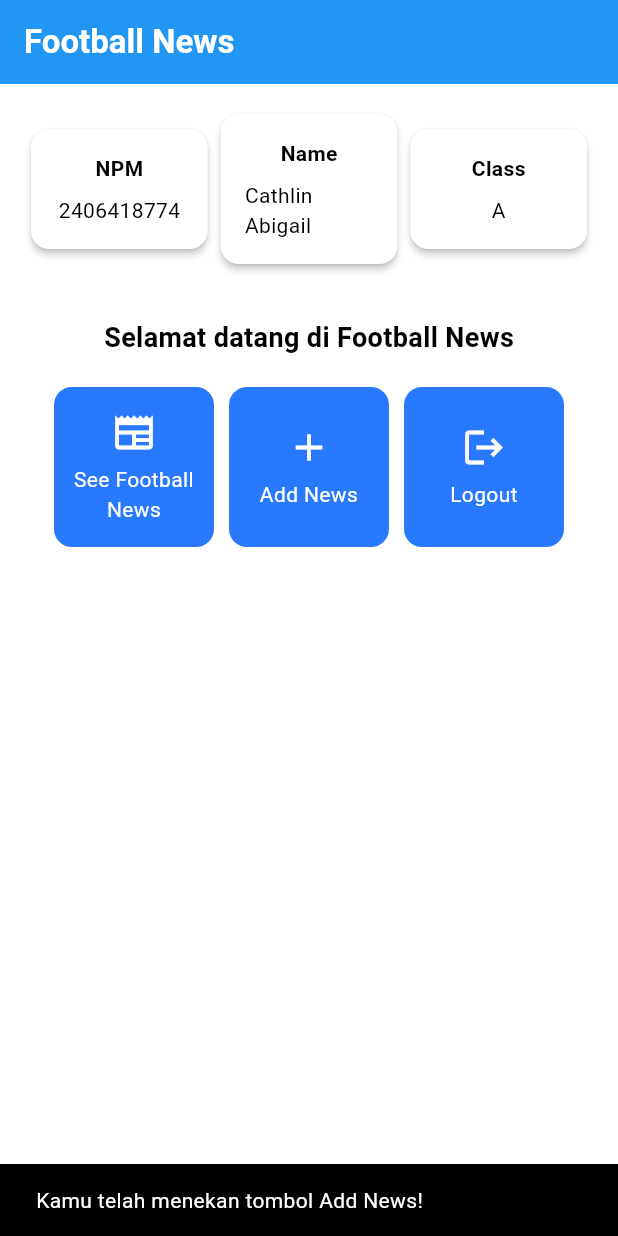
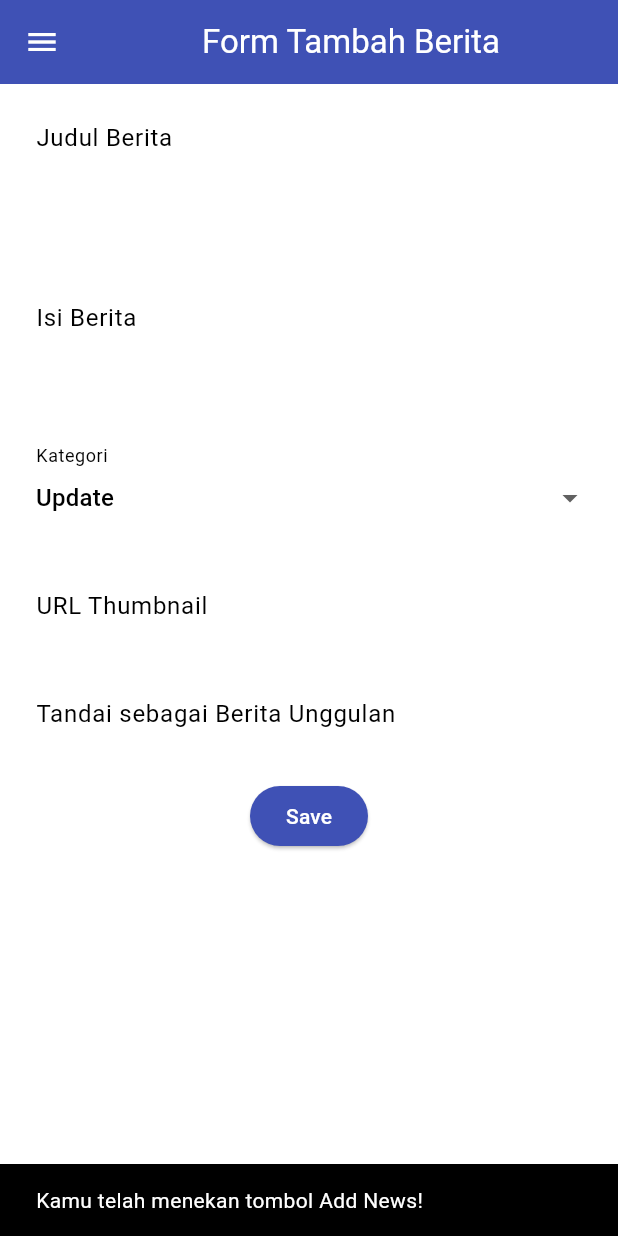
Before and after one commit to ylbafle/football-news-mobile, a Flutter app: the MyHomePage screen opened directly, after a tap on "Add News", on a phone screen of 412 x 824 dp. Run offline on Flutter 3.47's test engine with Material 3 defaults, Android fonts, the phone set to English and light mode, and no system bars.

Commit message:
Tutorial 7 Done

```diff
--- a/lib/main.dart
+++ b/lib/main.dart
@@ -1,5 +1,5 @@
 import 'package:flutter/material.dart';
-import 'menu.dart';
+import 'screen/menu.dart';
 
 void main() {
   runApp(const MyApp());
--- a/lib/menu.dart
+++ b/lib/screen/menu.dart
@@ -1,4 +1,7 @@
 import 'package:flutter/material.dart';
+import 'package:football_news/widgets/left_drawer.dart';
+import 'package:football_news/screen/newslist_form.dart';
+import 'package:football_news/widgets/news_card.dart';
 
 class MyHomePage extends StatelessWidget {
   MyHomePage({super.key, required ColorScheme colorScheme}); //sudah ada pada code sebelumnya
@@ -29,6 +32,7 @@ class MyHomePage extends StatelessWidget {
         // Warna latar belakang AppBar diambil dari skema warna tema aplikasi.
         backgroundColor: Theme.of(context).colorScheme.primary,
       ),
+      drawer: LeftDrawer(), // panggil drawer navigasi samping.
       // Body halaman dengan padding di sekelilingnya.
       body: Padding(
         padding: const EdgeInsets.all(16.0),
@@ -130,57 +134,3 @@ class ItemHomepage {
 
  ItemHomepage(this.name, this.icon);
 }
-
-class ItemCard extends StatelessWidget {
-  // Menampilkan kartu dengan ikon dan nama.
-
-  final ItemHomepage item;
-
-  const ItemCard(this.item, {super.key});
-
-  @override
-  Widget build(BuildContext context) {
-    return Material(
-      // Menentukan warna latar belakang dari tema aplikasi.
-      color: Theme.of(context).colorScheme.secondary,
-      // Membuat sudut kartu melengkung.
-      borderRadius: BorderRadius.circular(12),
-
-      child: InkWell(
-        // Aksi ketika kartu ditekan.
-        onTap: () {
-          // Menampilkan pesan SnackBar saat kartu ditekan.
-          ScaffoldMessenger.of(context)
-            ..hideCurrentSnackBar()
-            ..showSnackBar(
-              SnackBar(content: Text("Kamu telah menekan tombol ${item.name}!"))
-            );
-        },
-        // Container untuk menyimpan Icon dan Text
-        child: Container(
-          padding: const EdgeInsets.all(8),
-          child: Center(
-            child: Column(
-              // Menyusun ikon dan teks di tengah kartu.
-              mainAxisAlignment: MainAxisAlignment.center,
-              children: [
-                Icon(
-                  item.icon,
-                  color: Colors.white,
-                  size: 30.0,
-                ),
-                const Padding(padding: EdgeInsets.all(3)),
-                Text(
-                  item.name,
-                  textAlign: TextAlign.center,
-                  style: const TextStyle(color: Colors.white),
-                ),
-              ],
-            ),
-          ),
-        ),
-      ),
-    );
-  }
-
-}
--- /dev/null
+++ b/lib/screen/newslist_form.dart
@@ -0,0 +1,216 @@
+import 'package:flutter/material.dart';
+import 'package:football_news/widgets/left_drawer.dart';
+
+class NewsFormPage extends StatefulWidget {
+    const NewsFormPage({super.key});
+
+    @override
+    State<NewsFormPage> createState() => _NewsFormPageState();
+}
+
+class _NewsFormPageState extends State<NewsFormPage> {
+  final _formKey = GlobalKey<FormState>();
+  String _title = "";
+  String _content = "";
+  String _category = "update"; // default
+  String _thumbnail = "";
+  bool _isFeatured = false; // default
+
+  final List<String> _categories = [
+    'transfer',
+    'update',
+    'exclusive',
+    'match',
+    'rumor',
+    'analysis',
+  ];
+
+  @override
+  Widget build(BuildContext context) {
+      return Scaffold(
+        appBar: AppBar(
+          title: const Center(
+            child: Text(
+              'Form Tambah Berita',
+            ),
+          ),
+          backgroundColor: Colors.indigo,
+          foregroundColor: Colors.white,
+        ),
+        drawer: LeftDrawer(),
+        body: Form(
+          key: _formKey,
+          child: SingleChildScrollView(
+            child: Column(
+              crossAxisAlignment: CrossAxisAlignment.start,
+              children:[
+                // === Title ===
+                Padding(
+                  padding: const EdgeInsets.all(8.0),
+                  child: TextFormField(
+                    decoration: InputDecoration(
+                      hintText: "Judul Berita",
+                      labelText: "Judul Berita",
+                      border: OutlineInputBorder(
+                        borderRadius: BorderRadius.circular(5.0),
+                      ),
+                    ),
+                    // onchanged dijalankan setiap ada perubahan isis textformfield
+                    onChanged: (String? value) {
+                      setState(() {
+                        _title = value!;
+                      });
+                    },
+                    validator: (String? value) {
+                      if (value == null || value.isEmpty) {
+                        return "Judul tidak boleh kosong!"; // return string kalau error
+                      }
+                      return null;
+                    },
+                  ),
+                ),
+
+                // === Content ===
+                Padding(
+                  padding: const EdgeInsets.all(8.0),
+                  child: TextFormField(
+                    maxLines: 5,
+                    decoration: InputDecoration(
+                      hintText: "Isi Berita",
+                      labelText: "Isi Berita",
+                      border: OutlineInputBorder(
+                        borderRadius: BorderRadius.circular(5.0),
+                      ),
+                    ),
+                    onChanged: (String? value) {
+                      setState(() {
+                        _content = value!;
+                      });
+                    },
+                    validator: (String? value) {
+                      if (value == null || value.isEmpty) {
+                        return "Isi berita tidak boleh kosong!";
+                      }
+                      return null;
+                    },
+                  ),
+                ),
+
+                // === Category ===
+                Padding(
+                  padding: const EdgeInsets.all(8.0),
+                  child: DropdownButtonFormField<String>(
+                    decoration: InputDecoration(
+                      labelText: "Kategori",
+                      border: OutlineInputBorder(
+                        borderRadius: BorderRadius.circular(5.0),
+                      ),
+                    ),
+                    value: _category,
+                    items: _categories
+                        .map((cat) => DropdownMenuItem(
+                              value: cat,
+                              child: Text(
+                                  cat[0].toUpperCase() + cat.substring(1)),
+                            ))
+                        .toList(),
+                    onChanged: (String? newValue) {
+                      setState(() {
+                        _category = newValue!;
+                      });
+                    },
+                  ),
+                ),
+
+                // === Thumbnail URL ===
+                Padding(
+                  padding: const EdgeInsets.all(8.0),
+                  child: TextFormField(
+                    decoration: InputDecoration(
+                      hintText: "URL Thumbnail (opsional)",
+                      labelText: "URL Thumbnail",
+                      border: OutlineInputBorder(
+                        borderRadius: BorderRadius.circular(5.0),
+                      ),
+                    ),
+                    onChanged: (String? value) {
+                      setState(() {
+                        _thumbnail = value!;
+                      });
+                    },
+                  ),
+                ),
+
+                // === Is Featured ===
+                Padding(
+                  padding: const EdgeInsets.all(8.0),
+                  child: SwitchListTile(
+                    title: const Text("Tandai sebagai Berita Unggulan"),
+                    value: _isFeatured,
+                    onChanged: (bool value) {
+                      setState(() {
+                        _isFeatured = value;
+                      });
+                    },
+                  ),
+                ),
+
+                // === Tombol Simpan ===
+                Align(
+                  alignment: Alignment.bottomCenter,
+                  child: Padding(
+                    padding: const EdgeInsets.all(8.0),
+                    child: ElevatedButton(
+                      style: ButtonStyle(
+                        backgroundColor:
+                            MaterialStateProperty.all(Colors.indigo),
+                      ),
+                      onPressed: () {
+                        if (_formKey.currentState!.validate()) {
+                          showDialog(
+                            context: context,
+                            builder: (context) {
+                              return AlertDialog(
+                                title: const Text('Berita berhasil disimpan!'),
+                                content: SingleChildScrollView(
+                                  child: Column(
+                                    crossAxisAlignment:
+                                        CrossAxisAlignment.start,
+                                    children: [
+                                      Text('Judul: $_title'),
+                                      Text('Isi: $_content'),
+                                      Text('Kategori: $_category'),
+                                      Text('Thumbnail: $_thumbnail'),
+                                      Text(
+                                          'Unggulan: ${_isFeatured ? "Ya" : "Tidak"}'),
+                                    ],
+                                  ),
+                                ),
+                                actions: [
+                                  TextButton(
+                                    child: const Text('OK'),
+                                    onPressed: () {
+                                      Navigator.pop(context);
+                                    },
+                                  ),
+                                ],
+                              );
+                            },
+                          );
+                          _formKey.currentState!.reset();
+                        }
+                      },
+                      child: const Text(
+                        "Save",
+                        style: TextStyle(color: Colors.white),
+                      ),
+                    ),
+                  ),
+                ),
+              ],
+            ),
+          ),
+        ),
+      );
+  }
+}
--- /dev/null
+++ b/lib/widgets/left_drawer.dart
@@ -0,0 +1,71 @@
+import 'package:flutter/material.dart';
+import 'package:flutter/material.dart';
+import 'package:football_news/screen/menu.dart';
+import 'package:football_news/screen/newslist_form.dart';
+
+class LeftDrawer extends StatelessWidget {
+  const LeftDrawer({super.key});
+
+  @override
+  Widget build(BuildContext context) {
+    return Drawer(
+      child: ListView(
+        children: [
+          const DrawerHeader(
+            decoration: BoxDecoration(
+              color: Colors.blue,
+            ),child: Column(
+              children: [
+                Text(
+                  'Football News',
+                  textAlign: TextAlign.center,
+                  style: TextStyle(
+                    fontSize: 30,
+                    fontWeight: FontWeight.bold,
+                    color: Colors.white,
+                  ),
+                ),
+                Padding(padding: EdgeInsets.all(10)),
+                Text(
+                  "Seluruh berita sepak bola terkini di sini!",
+                  textAlign: TextAlign.center,
+                  style: TextStyle(
+                    fontSize: 15,
+                    color: Colors.white,
+                    fontWeight: FontWeight.normal, // weight biasa
+                  ),
+                ),
+              ],
+            ),
+          ),
+          ListTile(
+            leading: const Icon(Icons.home_outlined),
+            title: const Text('Home'),
+            // Bagian redirection ke MyHomePage
+            onTap: () {
+              Navigator.pushReplacement(
+                  context,
+                  MaterialPageRoute(
+                    builder: (context) =>
+                        MyHomePage(colorScheme: Theme.of(context).colorScheme),
+                  ));
+            },
+          ),
+          ListTile(
+            leading: const Icon(Icons.post_add),
+            title: const Text('Add News'),
+            // redirection ke NewsFormPage
+            onTap: () {
+              // routing ke NewsFormPage
+              Navigator.push(
+                  context,
+                  MaterialPageRoute(
+                    builder: (context) => const NewsFormPage(),
+                  ));
+            },
+          ),
+        ],
+      ),
+    );
+  }
+}
--- /dev/null
+++ b/lib/widgets/news_card.dart
@@ -0,0 +1,64 @@
+import 'package:flutter/material.dart';
+import 'package:football_news/screen/newslist_form.dart';
+import 'package:football_news/screen/menu.dart';
+
+class ItemCard extends StatelessWidget {
+  // Menampilkan kartu dengan ikon dan nama.
+
+  final ItemHomepage item;
+
+  const ItemCard(this.item, {super.key});
+
+  @override
+  Widget build(BuildContext context) {
+    return Material(
+      // Menentukan warna latar belakang dari tema aplikasi.
+      color: Theme.of(context).colorScheme.secondary,
+      // Membuat sudut kartu melengkung.
+      borderRadius: BorderRadius.circular(12),
+
+      child: InkWell(
+        // Aksi ketika kartu ditekan.
+        onTap: () {
+          // Menampilkan pesan SnackBar saat kartu ditekan.
+          ScaffoldMessenger.of(context)
+            ..hideCurrentSnackBar()
+            ..showSnackBar(
+              SnackBar(content: Text("Kamu telah menekan tombol ${item.name}!"))
+            );
+
+          if (item.name == "Add News") {
+            Navigator.push(
+              context,
+              MaterialPageRoute(
+                builder: (context) => const NewsFormPage(),
+              ));}
+        },
+        // Container untuk menyimpan Icon dan Text
+        child: Container(
+          padding: const EdgeInsets.all(8),
+          child: Center(
+            child: Column(
+              // Menyusun ikon dan teks di tengah kartu.
+              mainAxisAlignment: MainAxisAlignment.center,
+              children: [
+                Icon(
+                  item.icon,
+                  color: Colors.white,
+                  size: 30.0,
+                ),
+                const Padding(padding: EdgeInsets.all(3)),
+                Text(
+                  item.name,
+                  textAlign: TextAlign.center,
+                  style: const TextStyle(color: Colors.white),
+                ),
+              ],
+            ),
+          ),
+        ),
+      ),
+    );
+  }
+
+}
```
Also changed, not shown: form_sample/analysis_options.yaml (added, +28 -0 lines), form_sample/lib/main.dart (added, +64 -0 lines), form_sample/pubspec.yaml (added, +89 -0 lines), form_sample/pubspec.lock (added), 124 other files.
